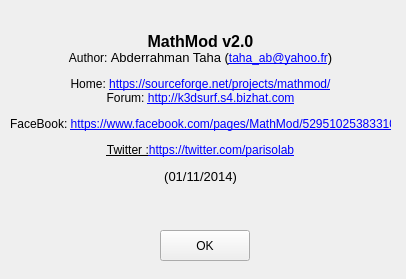
Old version of the form trunk/ui_forms/about.ui in the repository parisolab/mathmod.
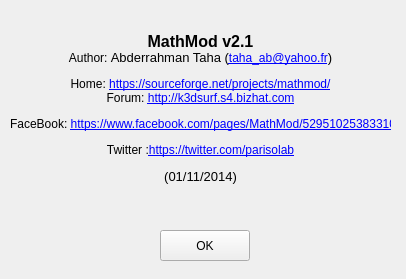
New version of the form.

Diff of the .ui file:
```diff
--- a/trunk/ui_forms/about.ui
+++ b/trunk/ui_forms/about.ui
@@ -26,7 +26,7 @@
     <font/>
    </property>
    <property name="text">
-    <string>&lt;html&gt;&lt;head/&gt;&lt;body&gt;&lt;p align=&quot;center&quot;&gt;&lt;span style=&quot; font-size:12pt; font-weight:600;&quot;&gt;MathMod v2.0&lt;/span&gt;&lt;br/&gt;Author: &lt;span style=&quot; font-size:10pt;&quot;&gt;Abderrahman Taha (&lt;/span&gt;&lt;a href=&quot;taha_ab@yahoo.fr&quot;&gt;&lt;span style=&quot; text-decoration: underline; color:#0000ff;&quot;&gt;taha_ab@yahoo.fr&lt;/span&gt;&lt;/a&gt;&lt;span style=&quot; font-size:10pt;&quot;&gt;)&lt;/span&gt;&lt;/p&gt;&lt;p align=&quot;center&quot;&gt;Home: &lt;a href=&quot;https://sourceforge.net/projects/mathmod/&quot;&gt;&lt;span style=&quot; text-decoration: underline; color:#0000ff;&quot;&gt;https://sourceforge.net/projects/mathmod/&lt;/span&gt;&lt;/a&gt;&lt;br/&gt;Forum: &lt;a href=&quot;http://k3dsurf.s4.bizhat.com&quot;&gt;&lt;span style=&quot; text-decoration: underline; color:#0000ff;&quot;&gt;http://k3dsurf.s4.bizhat.com&lt;/span&gt;&lt;/a&gt;&lt;/p&gt;&lt;p align=&quot;center&quot;&gt;FaceBook: &lt;a href=&quot;https://www.facebook.com/pages/MathMod/529510253833102&quot;&gt;&lt;span style=&quot; text-decoration: underline; color:#0000ff;&quot;&gt;https://www.facebook.com/pages/MathMod/529510253833102&lt;/span&gt;&lt;/a&gt;&lt;/p&gt;&lt;p align=&quot;center&quot;&gt;&lt;a href=&quot;https://twitter.com/parisolab&quot;&gt;&lt;span style=&quot; text-decoration: underline; color:#000000;&quot;&gt;Twitter :&lt;/span&gt;&lt;/a&gt;&lt;a href=&quot;https://twitter.com/parisolab&quot;&gt;&lt;span style=&quot; text-decoration: underline; color:#0000ff;&quot;&gt;https://twitter.com/parisolab&lt;/span&gt;&lt;/a&gt;&lt;/p&gt;&lt;p align=&quot;center&quot;&gt;&lt;span style=&quot; font-size:10pt;&quot;&gt;(01/11/2014)&lt;/span&gt;&lt;br/&gt;&lt;/p&gt;&lt;/body&gt;&lt;/html&gt;</string>
+    <string>&lt;html&gt;&lt;head/&gt;&lt;body&gt;&lt;p align=&quot;center&quot;&gt;&lt;span style=&quot; font-size:12pt; font-weight:600;&quot;&gt;MathMod v2.1&lt;/span&gt;&lt;br/&gt;Author: &lt;span style=&quot; font-size:10pt;&quot;&gt;Abderrahman Taha (&lt;/span&gt;&lt;a href=&quot;taha_ab@yahoo.fr&quot;&gt;&lt;span style=&quot; text-decoration: underline; color:#0000ff;&quot;&gt;taha_ab@yahoo.fr&lt;/span&gt;&lt;/a&gt;&lt;span style=&quot; font-size:10pt;&quot;&gt;)&lt;/span&gt;&lt;/p&gt;&lt;p align=&quot;center&quot;&gt;Home: &lt;a href=&quot;https://sourceforge.net/projects/mathmod/&quot;&gt;&lt;span style=&quot; text-decoration: underline; color:#0000ff;&quot;&gt;https://sourceforge.net/projects/mathmod/&lt;/span&gt;&lt;/a&gt;&lt;br/&gt;Forum: &lt;a href=&quot;http://k3dsurf.s4.bizhat.com&quot;&gt;&lt;span style=&quot; text-decoration: underline; color:#0000ff;&quot;&gt;http://k3dsurf.s4.bizhat.com&lt;/span&gt;&lt;/a&gt;&lt;/p&gt;&lt;p align=&quot;center&quot;&gt;FaceBook: &lt;a href=&quot;https://www.facebook.com/pages/MathMod/529510253833102&quot;&gt;&lt;span style=&quot; text-decoration: underline; color:#0000ff;&quot;&gt;https://www.facebook.com/pages/MathMod/529510253833102&lt;/span&gt;&lt;/a&gt;&lt;/p&gt;&lt;p align=&quot;center&quot;&gt;Twitter :&lt;a href=&quot;https://twitter.com/parisolab&quot;&gt;&lt;span style=&quot; text-decoration: underline; color:#0000ff;&quot;&gt;https://twitter.com/parisolab&lt;/span&gt;&lt;/a&gt;&lt;/p&gt;&lt;p align=&quot;center&quot;&gt;&lt;span style=&quot; font-size:10pt;&quot;&gt;(01/11/2014)&lt;/span&gt;&lt;br/&gt;&lt;/p&gt;&lt;/body&gt;&lt;/html&gt;</string>
    </property>
    <property name="wordWrap">
     <bool>false</bool>
```
